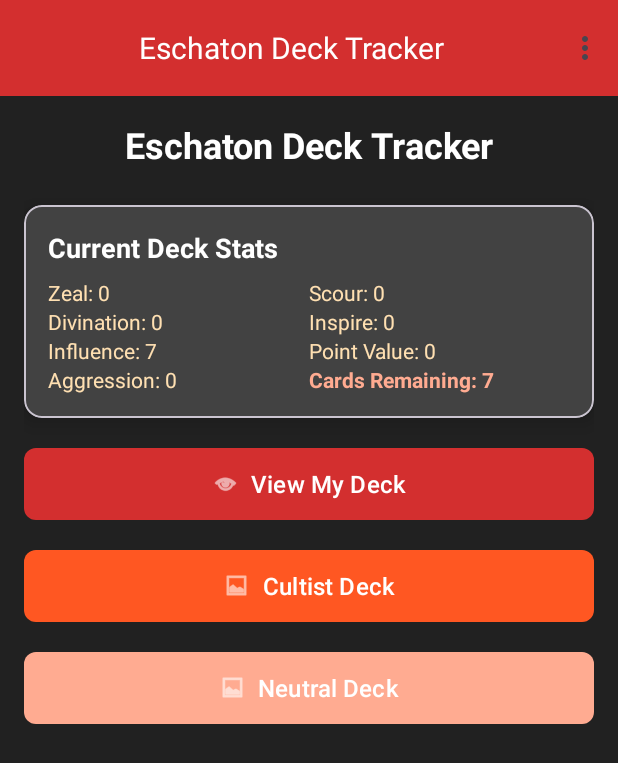
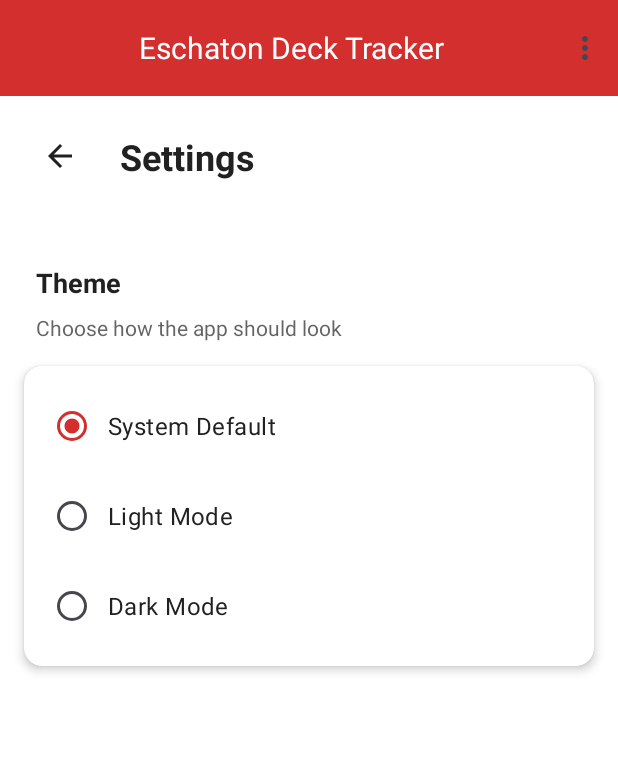
Before and after one commit to kyleshrop/EschatonDeckTracker, an Android app: the screen it shows after launch (MainActivity), in the options menu, after a tap on "Settings", on a phone screen of 412 x 824 dp. Shown: the top 763 px of the screen. Run offline under Robolectric (Android 15) with nearby library versions, the phone set to English and light mode, and no system bars; our stand-ins replace navigation-ui.

Commit message:
Added a settings fragment and supported light/dark mode variants.

```diff
--- a/app/src/main/java/com/example/eschatondecktraker/MainActivity.kt
+++ b/app/src/main/java/com/example/eschatondecktraker/MainActivity.kt
@@ -1,22 +1,29 @@
 package com.example.eschatondecktraker
 
+import android.content.Context
+import android.content.SharedPreferences
 import android.os.Bundle
 import android.view.Menu
 import android.view.MenuItem
 import androidx.appcompat.app.AlertDialog
 import androidx.appcompat.app.AppCompatActivity
+import androidx.appcompat.app.AppCompatDelegate
 import androidx.navigation.findNavController
 import androidx.navigation.ui.AppBarConfiguration
 import androidx.navigation.ui.navigateUp
 import androidx.navigation.ui.setupActionBarWithNavController
 import com.example.eschatondecktraker.data.PlayerDeck
 import com.example.eschatondecktraker.databinding.ActivityMainBinding
+import com.example.eschatondecktraker.ui.SettingsFragment
 
 class MainActivity : AppCompatActivity() {
     private lateinit var appBarConfiguration: AppBarConfiguration
     private lateinit var binding: ActivityMainBinding
 
     override fun onCreate(savedInstanceState: Bundle?) {
+        // Apply saved theme before calling super.onCreate
+        applyThemeFromPreferences()
+
         super.onCreate(savedInstanceState)
 
         binding = ActivityMainBinding.inflate(layoutInflater)
@@ -45,7 +52,15 @@
                 showClearDeckConfirmation()
                 true
             }
-            R.id.action_settings -> true
+            R.id.action_settings -> {
+                try {
+                    val navController = findNavController(R.id.nav_host_fragment_content_main)
+                    navController.navigate(R.id.action_HomeFragment_to_SettingsFragment)
+                } catch (e: Exception) {
+                    // Navigation might fail, that's okay
+                }
+                true
+            }
             else -> super.onOptionsItemSelected(item)
         }
     }
@@ -80,4 +95,17 @@
             super.onSupportNavigateUp()
         }
     }
+
+    private fun applyThemeFromPreferences() {
+        val sharedPreferences = getSharedPreferences(SettingsFragment.PREFS_NAME, Context.MODE_PRIVATE)
+        val savedTheme = sharedPreferences.getString(SettingsFragment.KEY_THEME_MODE, SettingsFragment.THEME_SYSTEM) ?: SettingsFragment.THEME_SYSTEM
+
+        val mode = when (savedTheme) {
+            SettingsFragment.THEME_LIGHT -> AppCompatDelegate.MODE_NIGHT_NO
+            SettingsFragment.THEME_DARK -> AppCompatDelegate.MODE_NIGHT_YES
+            SettingsFragment.THEME_SYSTEM -> AppCompatDelegate.MODE_NIGHT_FOLLOW_SYSTEM
+            else -> AppCompatDelegate.MODE_NIGHT_FOLLOW_SYSTEM
+        }
+        AppCompatDelegate.setDefaultNightMode(mode)
+    }
 }
--- /dev/null
+++ b/app/src/main/java/com/example/eschatondecktraker/ui/SettingsFragment.kt
@@ -0,0 +1,93 @@
+package com.example.eschatondecktraker.ui
+
+import android.content.Context
+import android.content.SharedPreferences
+import android.os.Bundle
+import android.view.LayoutInflater
+import android.view.View
+import android.view.ViewGroup
+import androidx.appcompat.app.AppCompatDelegate
+import androidx.fragment.app.Fragment
+import androidx.navigation.fragment.findNavController
+import com.example.eschatondecktraker.R
+import com.example.eschatondecktraker.databinding.FragmentSettingsBinding
+
+class SettingsFragment : Fragment() {
+    private var _binding: FragmentSettingsBinding? = null
+    private val binding get() = _binding!!
+
+    private lateinit var sharedPreferences: SharedPreferences
+
+    companion object {
+        const val PREFS_NAME = "EschatonDeckTrackerPrefs"
+        const val KEY_THEME_MODE = "theme_mode"
+        const val THEME_LIGHT = "light"
+        const val THEME_DARK = "dark"
+        const val THEME_SYSTEM = "system"
+    }
+
+    override fun onCreateView(
+        inflater: LayoutInflater, container: ViewGroup?,
+        savedInstanceState: Bundle?
+    ): View {
+        _binding = FragmentSettingsBinding.inflate(inflater, container, false)
+        return binding.root
+    }
+
+    override fun onViewCreated(view: View, savedInstanceState: Bundle?) {
+        super.onViewCreated(view, savedInstanceState)
+
+        sharedPreferences = requireContext().getSharedPreferences(PREFS_NAME, Context.MODE_PRIVATE)
+
+        setupThemeControls()
+        setupBackButton()
+    }
+
+    private fun setupThemeControls() {
+        val currentTheme = sharedPreferences.getString(KEY_THEME_MODE, THEME_SYSTEM) ?: THEME_SYSTEM
+
+        // Set initial radio button selection
+        when (currentTheme) {
+            THEME_LIGHT -> binding.radioLight.isChecked = true
+            THEME_DARK -> binding.radioDark.isChecked = true
+            THEME_SYSTEM -> binding.radioSystem.isChecked = true
+        }
+
+        // Set up radio group listener
+        binding.themeRadioGroup.setOnCheckedChangeListener { _, checkedId ->
+            val selectedTheme = when (checkedId) {
+                R.id.radio_light -> THEME_LIGHT
+                R.id.radio_dark -> THEME_DARK
+                R.id.radio_system -> THEME_SYSTEM
+                else -> THEME_SYSTEM
+            }
+
+            // Save preference
+            sharedPreferences.edit().putString(KEY_THEME_MODE, selectedTheme).apply()
+
+            // Apply theme immediately
+            applyTheme(selectedTheme)
+        }
+    }
+
+    private fun setupBackButton() {
+        binding.backButton.setOnClickListener {
+            findNavController().navigateUp()
+        }
+    }
+
+    private fun applyTheme(theme: String) {
+        val mode = when (theme) {
+            THEME_LIGHT -> AppCompatDelegate.MODE_NIGHT_NO
+            THEME_DARK -> AppCompatDelegate.MODE_NIGHT_YES
+            THEME_SYSTEM -> AppCompatDelegate.MODE_NIGHT_FOLLOW_SYSTEM
+            else -> AppCompatDelegate.MODE_NIGHT_FOLLOW_SYSTEM
+        }
+        AppCompatDelegate.setDefaultNightMode(mode)
+    }
+
+    override fun onDestroyView() {
+        super.onDestroyView()
+        _binding = null
+    }
+}
--- /dev/null
+++ b/app/src/main/res/drawable/ic_arrow_back.xml
@@ -0,0 +1,10 @@
+<?xml version="1.0" encoding="utf-8"?>
+<vector xmlns:android="http://schemas.android.com/apk/res/android"
+    android:width="24dp"
+    android:height="24dp"
+    android:viewportWidth="24"
+    android:viewportHeight="24">
+    <path
+        android:fillColor="#FFFFFF"
+        android:pathData="M20,11H7.83l5.59,-5.59L12,4l-8,8 8,8 1.41,-1.41L7.83,13H20v-2z"/>
+</vector>
--- /dev/null
+++ b/app/src/main/res/layout/fragment_settings.xml
@@ -0,0 +1,127 @@
+<?xml version="1.0" encoding="utf-8"?>
+<androidx.constraintlayout.widget.ConstraintLayout xmlns:android="http://schemas.android.com/apk/res/android"
+    xmlns:app="http://schemas.android.com/apk/res-auto"
+    xmlns:tools="http://schemas.android.com/tools"
+    android:layout_width="match_parent"
+    android:layout_height="match_parent"
+    android:background="?attr/colorSurface"
+    tools:context=".ui.SettingsFragment">
+
+    <!-- Back Button -->
+    <ImageButton
+        android:id="@+id/back_button"
+        android:layout_width="48dp"
+        android:layout_height="48dp"
+        android:layout_margin="16dp"
+        android:background="?attr/selectableItemBackgroundBorderless"
+        android:contentDescription="@string/back_button"
+        android:src="@drawable/ic_arrow_back"
+        app:layout_constraintStart_toStartOf="parent"
+        app:layout_constraintTop_toTopOf="parent"
+        app:tint="?attr/colorOnSurface" />
+
+    <!-- Settings Title -->
+    <TextView
+        android:id="@+id/settings_title"
+        android:layout_width="0dp"
+        android:layout_height="wrap_content"
+        android:layout_marginStart="16dp"
+        android:layout_marginEnd="16dp"
+        android:text="@string/settings"
+        android:textColor="?attr/colorOnSurface"
+        android:textSize="24sp"
+        android:textStyle="bold"
+        app:layout_constraintEnd_toEndOf="parent"
+        app:layout_constraintStart_toEndOf="@+id/back_button"
+        app:layout_constraintTop_toTopOf="@+id/back_button"
+        app:layout_constraintBottom_toBottomOf="@+id/back_button" />
+
+    <!-- Theme Section -->
+    <TextView
+        android:id="@+id/theme_section_title"
+        android:layout_width="0dp"
+        android:layout_height="wrap_content"
+        android:layout_marginStart="24dp"
+        android:layout_marginTop="48dp"
+        android:layout_marginEnd="24dp"
+        android:text="@string/theme_setting"
+        android:textColor="?attr/colorOnSurface"
+        android:textSize="18sp"
+        android:textStyle="bold"
+        app:layout_constraintEnd_toEndOf="parent"
+        app:layout_constraintStart_toStartOf="parent"
+        app:layout_constraintTop_toBottomOf="@+id/back_button" />
+
+    <TextView
+        android:id="@+id/theme_description"
+        android:layout_width="0dp"
+        android:layout_height="wrap_content"
+        android:layout_marginStart="24dp"
+        android:layout_marginTop="8dp"
+        android:layout_marginEnd="24dp"
+        android:text="@string/theme_description"
+        android:textColor="?attr/colorOnSurface"
+        android:textSize="14sp"
+        android:alpha="0.7"
+        app:layout_constraintEnd_toEndOf="parent"
+        app:layout_constraintStart_toStartOf="parent"
+        app:layout_constraintTop_toBottomOf="@+id/theme_section_title" />
+
+    <!-- Theme Options Card -->
+    <androidx.cardview.widget.CardView
+        android:id="@+id/theme_card"
+        android:layout_width="0dp"
+        android:layout_height="wrap_content"
+        android:layout_marginStart="16dp"
+        android:layout_marginTop="16dp"
+        android:layout_marginEnd="16dp"
+        app:cardBackgroundColor="?attr/colorSurface"
+        app:cardCornerRadius="12dp"
+        app:cardElevation="4dp"
+        app:layout_constraintEnd_toEndOf="parent"
+        app:layout_constraintStart_toStartOf="parent"
+        app:layout_constraintTop_toBottomOf="@+id/theme_description">
+
+        <RadioGroup
+            android:id="@+id/theme_radio_group"
+            android:layout_width="match_parent"
+            android:layout_height="wrap_content"
+            android:orientation="vertical"
+            android:padding="16dp">
+
+            <RadioButton
+                android:id="@+id/radio_system"
+                android:layout_width="match_parent"
+                android:layout_height="wrap_content"
+                android:layout_marginBottom="12dp"
+                android:padding="8dp"
+                android:text="@string/theme_system"
+                android:textColor="?attr/colorOnSurface"
+                android:textSize="16sp"
+                android:buttonTint="?attr/colorPrimary" />
+
+            <RadioButton
+                android:id="@+id/radio_light"
+                android:layout_width="match_parent"
+                android:layout_height="wrap_content"
+                android:layout_marginBottom="12dp"
+                android:padding="8dp"
+                android:text="@string/theme_light"
+                android:textColor="?attr/colorOnSurface"
+                android:textSize="16sp"
+                android:buttonTint="?attr/colorPrimary" />
+
+            <RadioButton
+                android:id="@+id/radio_dark"
+                android:layout_width="match_parent"
+                android:layout_height="wrap_content"
+                android:padding="8dp"
+                android:text="@string/theme_dark"
+                android:textColor="?attr/colorOnSurface"
+                android:textSize="16sp"
+                android:buttonTint="?attr/colorPrimary" />
+
+        </RadioGroup>
+    </androidx.cardview.widget.CardView>
+
+</androidx.constraintlayout.widget.ConstraintLayout>
--- a/app/src/main/res/navigation/nav_graph.xml
+++ b/app/src/main/res/navigation/nav_graph.xml
@@ -20,6 +20,9 @@
         <action
             android:id="@+id/action_HomeFragment_to_NeutralDeckFragment"
             app:destination="@id/NeutralDeckFragment" />
+        <action
+            android:id="@+id/action_HomeFragment_to_SettingsFragment"
+            app:destination="@id/SettingsFragment" />
     </fragment>
 
     <fragment
@@ -54,4 +57,15 @@
             android:id="@+id/action_NeutralDeckFragment_to_HomeFragment"
             app:destination="@id/HomeFragment" />
     </fragment>
+
+    <fragment
+        android:id="@+id/SettingsFragment"
+        android:name="com.example.eschatondecktraker.ui.SettingsFragment"
+        android:label="@string/settings"
+        tools:layout="@layout/fragment_settings">
+
+        <action
+            android:id="@+id/action_SettingsFragment_to_HomeFragment"
+            app:destination="@id/HomeFragment" />
+    </fragment>
 </navigation>
--- /dev/null
+++ b/app/src/main/res/values-night/colors.xml
@@ -0,0 +1,25 @@
+<?xml version="1.0" encoding="utf-8"?>
+<resources>
+    <!-- Dark Theme - Ember & Ash Theme -->
+    <color name="primary">#D32F2F</color>           <!-- Deep red -->
+    <color name="primary_variant">#B71C1C</color>   <!-- Darker red -->
+    <color name="secondary">#FF5722</color>         <!-- Orange red -->
+    <color name="secondary_variant">#D84315</color> <!-- Darker orange -->
+
+    <color name="background">#212121</color>        <!-- Dark gray -->
+    <color name="surface">#303030</color>          <!-- Lighter dark gray -->
+    <color name="card_background">#424242</color>   <!-- Card background -->
+
+    <color name="on_primary">#FFFFFF</color>        <!-- White text on primary -->
+    <color name="on_secondary">#FFFFFF</color>      <!-- White text on secondary -->
+    <color name="on_background">#E0E0E0</color>     <!-- Light gray text -->
+    <color name="on_surface">#FFFFFF</color>        <!-- White text on surface -->
+
+    <color name="accent">#FFAB91</color>            <!-- Light orange accent -->
+    <color name="error">#F44336</color>             <!-- Bright red for errors -->
+
+    <!-- Text contrast colors -->
+    <color name="text_primary">#FFFFFF</color>      <!-- Pure white for high contrast -->
+    <color name="text_secondary">#FFE0B2</color>    <!-- Warm cream for secondary text -->
+    <color name="text_tertiary">#FFCCBC</color>     <!-- Light peach for tertiary text -->
+</resources>
--- a/app/src/main/res/values-night/themes.xml
+++ b/app/src/main/res/values-night/themes.xml
@@ -1,7 +1,39 @@
 <resources xmlns:tools="http://schemas.android.com/tools">
-    <!-- Base application theme. -->
+    <!-- Dark Mystical Theme -->
     <style name="Base.Theme.EschatonDeckTraker" parent="Theme.Material3.DayNight.NoActionBar">
-        <!-- Customize your dark theme here. -->
-        <!-- <item name="colorPrimary">@color/my_dark_primary</item> -->
+        <!-- Primary colors -->
+        <item name="colorPrimary">@color/primary</item>
+        <item name="colorPrimaryVariant">@color/primary_variant</item>
+        <item name="colorOnPrimary">@color/on_primary</item>
+
+        <!-- Secondary colors -->
+        <item name="colorSecondary">@color/secondary</item>
+        <item name="colorSecondaryVariant">@color/secondary_variant</item>
+        <item name="colorOnSecondary">@color/on_secondary</item>
+
+        <!-- Background colors -->
+        <item name="android:colorBackground">@color/background</item>
+        <item name="colorSurface">@color/surface</item>
+        <item name="colorOnBackground">@color/on_background</item>
+        <item name="colorOnSurface">@color/on_surface</item>
+
+        <!-- Other colors -->
+        <item name="colorError">@color/error</item>
+        <item name="android:statusBarColor">@color/primary_variant</item>
+        <item name="android:navigationBarColor">@color/background</item>
+        <item name="android:windowLightStatusBar">false</item>
+
+        <!-- Popup menu styling (affects overflow menu only, not dialogs) -->
+        <item name="actionOverflowMenuStyle">@style/CustomOverflowMenuStyle</item>
+        <item name="android:actionOverflowMenuStyle">@style/CustomOverflowMenuStyle</item>
+    </style>
+
+    <style name="Theme.EschatonDeckTraker" parent="Base.Theme.EschatonDeckTraker" />
+
+    <!-- Custom overflow menu style (targets action bar overflow menu specifically) -->
+    <style name="CustomOverflowMenuStyle" parent="Widget.Material3.PopupMenu">
+        <item name="android:popupBackground">@color/surface</item>
+        <item name="android:textColor">@color/text_primary</item>
+        <item name="android:textSize">16sp</item>
     </style>
 </resources>
--- a/app/src/main/res/values/colors.xml
+++ b/app/src/main/res/values/colors.xml
@@ -1,27 +1,27 @@
 <?xml version="1.0" encoding="utf-8"?>
 <resources>
-    <!-- Ember & Ash Theme -->
+    <!-- Light Theme - Ember & Ash Theme -->
     <color name="primary">#D32F2F</color>           <!-- Deep red -->
     <color name="primary_variant">#B71C1C</color>   <!-- Darker red -->
     <color name="secondary">#FF5722</color>         <!-- Orange red -->
     <color name="secondary_variant">#D84315</color> <!-- Darker orange -->
 
-    <color name="background">#212121</color>        <!-- Dark gray -->
-    <color name="surface">#303030</color>          <!-- Lighter dark gray -->
-    <color name="card_background">#424242</color>   <!-- Card background -->
+    <color name="background">#FAFAFA</color>        <!-- Light gray background -->
+    <color name="surface">#FFFFFF</color>          <!-- White surface -->
+    <color name="card_background">#FFFFFF</color>   <!-- Card background -->
 
     <color name="on_primary">#FFFFFF</color>        <!-- White text on primary -->
     <color name="on_secondary">#FFFFFF</color>      <!-- White text on secondary -->
-    <color name="on_background">#E0E0E0</color>     <!-- Light gray text -->
-    <color name="on_surface">#FFFFFF</color>        <!-- White text on surface -->
+    <color name="on_background">#212121</color>     <!-- Dark text on light background -->
+    <color name="on_surface">#212121</color>        <!-- Dark text on white surface -->
 
-    <color name="accent">#FFAB91</color>            <!-- Light orange accent -->
-    <color name="error">#F44336</color>             <!-- Bright red for errors -->
+    <color name="accent">#FF8A65</color>            <!-- Orange accent for light theme -->
+    <color name="error">#D32F2F</color>             <!-- Red for errors -->
 
     <!-- Text contrast colors -->
-    <color name="text_primary">#FFFFFF</color>      <!-- Pure white for high contrast -->
-    <color name="text_secondary">#FFE0B2</color>    <!-- Warm cream for secondary text -->
-    <color name="text_tertiary">#FFCCBC</color>     <!-- Light peach for tertiary text -->
+    <color name="text_primary">#212121</color>      <!-- Dark text for high contrast -->
+    <color name="text_secondary">#5D4037</color>    <!-- Brown for secondary text -->
+    <color name="text_tertiary">#8D6E63</color>     <!-- Light brown for tertiary text -->
 
     <!-- Legacy colors for compatibility -->
     <color name="black">#FF000000</color>
--- a/app/src/main/res/values/strings.xml
+++ b/app/src/main/res/values/strings.xml
@@ -13,6 +13,15 @@
     <string name="previous">Previous</string>
     <string name="conclave">Conclave</string>
     <string name="book">Book</string>
+
+    <!-- Settings strings -->
+    <string name="settings">Settings</string>
+    <string name="back_button">Back</string>
+    <string name="theme_setting">Theme</string>
+    <string name="theme_description">Choose how the app should look</string>
+    <string name="theme_system">System Default</string>
+    <string name="theme_light">Light Mode</string>
+    <string name="theme_dark">Dark Mode</string>
 
 
 
--- a/app/src/main/res/values/themes.xml
+++ b/app/src/main/res/values/themes.xml
@@ -1,5 +1,5 @@
 <resources xmlns:tools="http://schemas.android.com/tools">
-    <!-- Dark Mystical Theme -->
+    <!-- Light Mystical Theme -->
     <style name="Base.Theme.EschatonDeckTraker" parent="Theme.Material3.DayNight.NoActionBar">
         <!-- Primary colors -->
         <item name="colorPrimary">@color/primary</item>
@@ -21,7 +21,7 @@
         <item name="colorError">@color/error</item>
         <item name="android:statusBarColor">@color/primary_variant</item>
         <item name="android:navigationBarColor">@color/background</item>
-        <item name="android:windowLightStatusBar">false</item>
+        <item name="android:windowLightStatusBar">true</item>
 
         <!-- Popup menu styling (affects overflow menu only, not dialogs) -->
         <item name="actionOverflowMenuStyle">@style/CustomOverflowMenuStyle</item>
```
